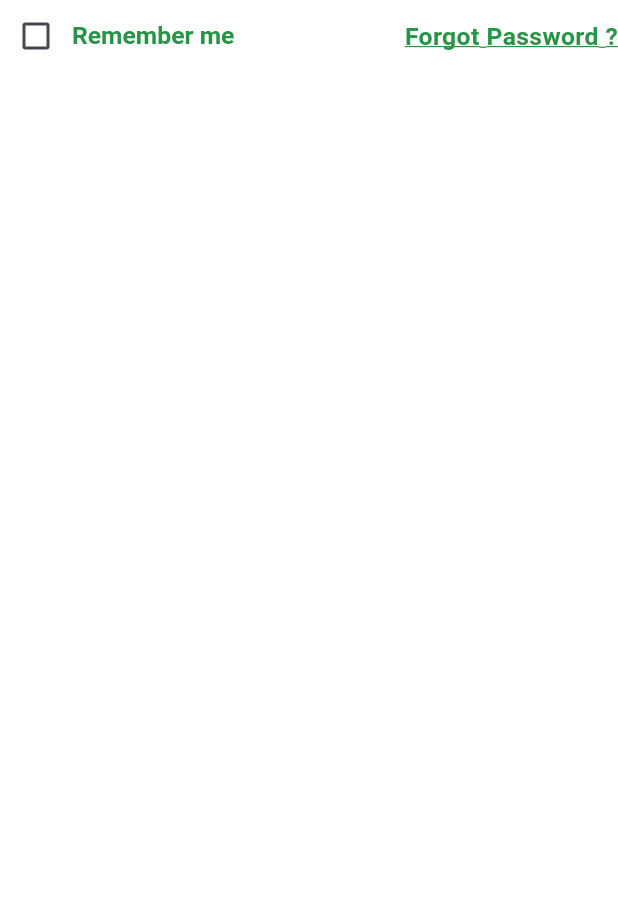
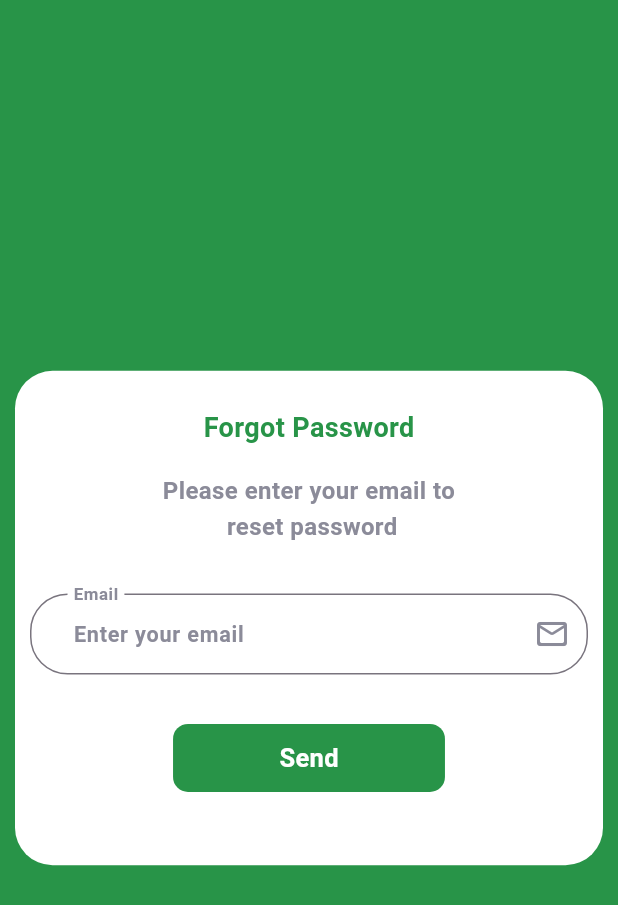
Before and after one commit to Yasmeen-aboeleneen/E_Commerce_App, a Flutter app: the CustomRow widget shown alone on an empty page, opened directly, after a tap on "Forgot Password ?", on a phone screen of 412 x 824 dp. Shown: the top 905 px of the screen. Run offline on Flutter 3.47's test engine with Material 3 defaults, Android fonts, the phone set to English and light mode, and no system bars; our stand-ins replace flutter_otp_text_field, get, google_fonts; Roboto replaces fonts that are missing (Adamina).

Commit message:
OtpScreen

```diff
--- a/lib/Core/Constants/fonts.dart
+++ b/lib/Core/Constants/fonts.dart
@@ -13,6 +13,8 @@ class Fonts {
       color: kveryWhite, fontWeight: FontWeight.bold, fontSize: 17);
   static TextStyle onBoardingText = GoogleFonts.adamina(
       color: kPrimary, fontWeight: FontWeight.bold, fontSize: 15);
+      static TextStyle title = GoogleFonts.adamina(
+      color: kPrimary, fontWeight: FontWeight.bold, fontSize: 18);
 
   static TextStyle socialButtonsText = GoogleFonts.notoSansOlChiki(
       fontWeight: FontWeight.w500, fontSize: 14, color: kGrey);
@@ -21,4 +23,7 @@ class Fonts {
 
   static TextStyle customTextFieldText = GoogleFonts.notoSansOlChiki(
       fontWeight: FontWeight.bold, fontSize: 15, color: kGrey);
+      static TextStyle customText = GoogleFonts.notoSansOlChiki(
+      fontWeight: FontWeight.bold, fontSize: 16, color: kGrey);
+
 }
--- /dev/null
+++ b/lib/Views/Auth/forgot_Password_Screen.dart
@@ -0,0 +1,68 @@
+import 'package:ecommerce/Core/Constants/colors.dart';
+import 'package:ecommerce/Core/Constants/fonts.dart';
+import 'package:ecommerce/Core/Utils/Buttons.dart';
+import 'package:ecommerce/Views/Auth/otp_screen.dart';
+import 'package:ecommerce/Widgets/AuthWidgets/customTextField.dart';
+import 'package:flutter/material.dart';
+import 'package:get/get_core/src/get_main.dart';
+import 'package:get/get_navigation/get_navigation.dart';
+
+class ForgotPasswordScreen extends StatelessWidget {
+  const ForgotPasswordScreen({super.key});
+
+  @override
+  Widget build(BuildContext context) {
+    var h = MediaQuery.of(context).size.height;
+    var w = MediaQuery.of(context).size.width;
+    return Scaffold(
+      resizeToAvoidBottomInset: true,
+      backgroundColor: kPrimary,
+      body: Center(
+        child: Container(
+          margin: const EdgeInsets.all(10),
+          padding: const EdgeInsets.symmetric(vertical: 25, horizontal: 10),
+          height: h * .4,
+          width: w,
+          decoration: const BoxDecoration(
+              borderRadius: BorderRadius.all(
+                Radius.circular(25),
+              ),
+              color: kveryWhite),
+          child: Column(
+            children: [
+              Text(
+                "Forgot Password",
+                style: Fonts.title,
+              ),
+              SizedBox(
+                height: h * .02,
+              ),
+              Text(
+                textAlign: TextAlign.center,
+                "Please enter your email to\n reset password",
+                style: Fonts.customText,
+              ),
+              SizedBox(
+                height: h * .04,
+              ),
+              const Customtextfield(
+                  hintText: "Enter your email",
+                  labelText: "Email",
+                  iconData: Icons.mail_outline_rounded),
+              SizedBox(
+                height: h * .04,
+              ),
+              CustomButton(
+                  onPressed: () {
+                    Get.to(() => const OtpScreen());
+                  },
+                  title: "Send",
+                  color: kPrimary,
+                  style: Fonts.splashButtonText)
+            ],
+          ),
+        ),
+      ),
+    );
+  }
+}
--- a/lib/Widgets/AuthWidgets/customRow.dart
+++ b/lib/Widgets/AuthWidgets/customRow.dart
@@ -1,4 +1,6 @@
+import 'package:ecommerce/Views/Auth/forgot_Password_Screen.dart';
 import 'package:flutter/material.dart';
+import 'package:get/get.dart';
 import 'package:google_fonts/google_fonts.dart';
 
 import '../../Core/Constants/colors.dart';
@@ -45,7 +47,7 @@ class _CustomRawState extends State<CustomRow> {
 
         GestureDetector(
             onTap: () {
-              // controller.goToForgotPasswordScreen();
+              Get.to(() => const ForgotPasswordScreen());
             },
             child: Text(
               "Forgot Password ?",
--- a/pubspec.yaml
+++ b/pubspec.yaml
@@ -31,6 +31,7 @@ dependencies:
   cupertino_icons: ^1.0.6
   flutter:
     sdk: flutter
+  flutter_otp_text_field: ^1.1.3+2
   get: ^4.6.6
   google_fonts: ^6.2.1
   shared_preferences: ^2.3.1
```
Also changed, not shown: lib/Views/Auth/login_screen.dart (+2 -9 lines), lib/Views/Auth/new_password_screen.dart (added, +10 -0 lines), lib/Views/Auth/otp_screen.dart (added, +79 -0 lines), lib/Views/Auth/signUP_screen.dart (+3 -9 lines), pubspec.lock.
